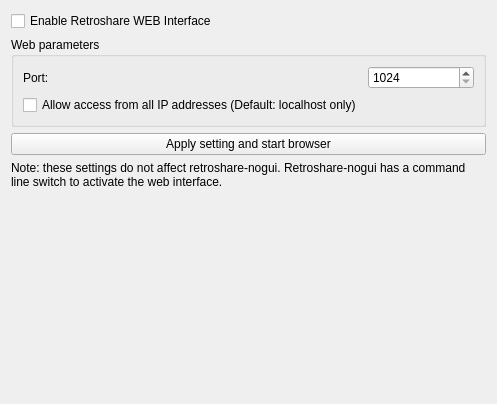
This is retroshare-gui/src/gui/settings/WebuiPage.ui in RetroShare/RetroShare as Qt 5 draws it before an edit. The edited form follows.
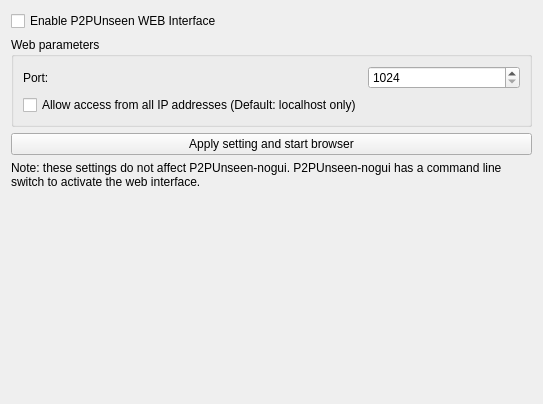
This is the edited form.

Commit message: replace P2PUnseen text in .ui file

Diff of the .ui file:
```diff
--- a/retroshare-gui/src/gui/settings/WebuiPage.ui
+++ b/retroshare-gui/src/gui/settings/WebuiPage.ui
@@ -6,7 +6,7 @@
    <rect>
     <x>0</x>
     <y>0</y>
-    <width>497</width>
+    <width>543</width>
     <height>404</height>
    </rect>
   </property>
@@ -17,7 +17,7 @@
    <item>
     <widget class="QCheckBox" name="enableWebUI_CB">
      <property name="text">
-      <string>Enable Retroshare WEB Interface</string>
+      <string>Enable P2PUnseen WEB Interface</string>
      </property>
     </widget>
    </item>
@@ -67,7 +67,7 @@
    <item>
     <widget class="QLabel" name="noteLabel">
      <property name="text">
-      <string>Note: these settings do not affect retroshare-nogui. Retroshare-nogui has a command line switch to activate the web interface.</string>
+      <string>Note: these settings do not affect P2PUnseen-nogui. P2PUnseen-nogui has a command line switch to activate the web interface.</string>
      </property>
      <property name="wordWrap">
       <bool>true</bool>
```
The commit also changes 33 other files.
